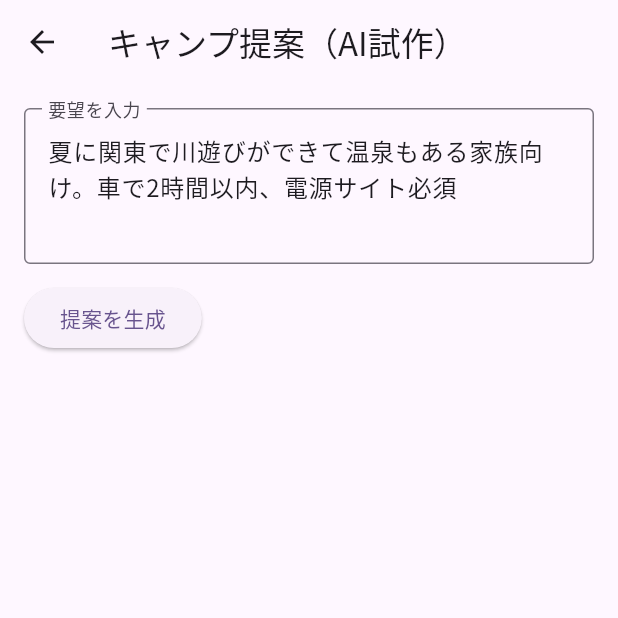
After one commit to anabebe1020/sample_flutter_ai, a Flutter app: the RecommendScreen screen opened directly, after a tap on "提案を生成", on a phone screen of 412 x 824 dp, the top half of it. The commit adds this screen. Run offline on Flutter 3.47's test engine with Material 3 defaults, Android fonts, the phone set to English and light mode, and no system bars; our stand-ins replace firebase_auth, firebase_core, flutter_animate, flutter_dotenv, flutter_hooks, freezed_annotation and 4 more; accounts and stored records are empty; network calls fail.

Commit message:
fix, ai chat

```diff
--- /dev/null
+++ b/lib/features/ai/provider/gemini_provider.dart
@@ -0,0 +1,11 @@
+import 'package:flutter_ai/features/ai/gemini_client.dart';
+import 'package:flutter_dotenv/flutter_dotenv.dart';
+import 'package:hooks_riverpod/hooks_riverpod.dart';
+
+final aiClientProvider = Provider<AiClient>((ref) {
+  final key = dotenv.env['GEMINI_API_KEY'];
+  if (key == null || key.isEmpty) {
+    throw StateError('GEMINI_API_KEY is not set.');
+  }
+  return GeminiClient(apiKey: key);
+});
--- /dev/null
+++ b/lib/features/sample/camp_query.dart
@@ -0,0 +1,22 @@
+import 'package:freezed_annotation/freezed_annotation.dart';
+
+part 'camp_query.freezed.dart';
+part 'camp_query.g.dart';
+
+@freezed
+abstract class CampQuery with _$CampQuery {
+  const factory CampQuery({
+    required String season, // '春', '夏', '秋', '冬'
+    required String region, // '関東', '関西' など
+    @Default(2) int nights,
+    @Default(2) int people,
+    @Default('車') String transport,
+    @Default(2.0) double maxDriveHours, // 自宅からの運転許容時間
+    @Default(<String>[]) List<String> mustHave, // 直火/電源/温泉/川遊び など
+    @Default(<String>[]) List<String> niceToHave,
+    @Default('') String budgetNote,
+  }) = _CampQuery;
+
+  factory CampQuery.fromJson(Map<String, dynamic> json) =>
+      _$CampQueryFromJson(json);
+}
--- /dev/null
+++ b/lib/features/sample/extract_query_usecase.dart
@@ -0,0 +1,46 @@
+import 'dart:convert';
+import 'package:flutter_ai/features/ai/gemini_client.dart';
+import 'package:flutter_ai/features/ai/provider/gemini_provider.dart';
+import 'package:flutter_ai/features/sample/camp_query.dart';
+import 'package:hooks_riverpod/hooks_riverpod.dart';
+
+final extractQueryUsecaseProvider = Provider<ExtractQueryUsecase>((ref) {
+  final ai = ref.watch(aiClientProvider);
+  return ExtractQueryUsecase(ai);
+});
+
+class ExtractQueryUsecase {
+  final AiClient _ai;
+  ExtractQueryUsecase(this._ai);
+
+  static const _system = '''
+あなたは日本のキャンプ計画アシスタントです。ユーザーの自然文の要望から、季節/地域/人数/連泊数/移動手段/運転許容時間/必須条件/あれば嬉しい条件/予算メモ を日本語でJSONに正規化します。余計な文章は出さず、application/json のみ返答してください。
+スキーマ:
+{
+"season": "春|夏|秋|冬|通年",
+"region": "関東|関西|中部|東北|九州|北海道|未指定",
+"nights": number,
+"people": number,
+"transport": "車|公共交通|バイク|未指定",
+"maxDriveHours": number,
+"mustHave": string[],
+"niceToHave": string[],
+"budgetNote": string
+}
+''';
+
+  Future<CampQuery> call(String userUtterance) async {
+    final jsonText = await _ai.generateText(
+      system: _system,
+      user: '要望: $userUtterance\nJSONだけで返してください。',
+    );
+    // 念のためJSON部分を抽出
+    final begin = jsonText.indexOf('{');
+    final end = jsonText.lastIndexOf('}');
+    final jsonStr = (begin >= 0 && end > begin)
+        ? jsonText.substring(begin, end + 1)
+        : '{}';
+    final map = json.decode(jsonStr) as Map<String, dynamic>;
+    return CampQuery.fromJson(map);
+  }
+}
--- /dev/null
+++ b/lib/features/sample/recommend_usecase.dart
@@ -0,0 +1,56 @@
+import 'package:flutter_ai/features/ai/gemini_client.dart';
+import 'package:flutter_ai/features/ai/provider/gemini_provider.dart';
+import 'package:flutter_ai/features/sample/camp_query.dart';
+import 'package:hooks_riverpod/hooks_riverpod.dart';
+
+final recommendUsecaseProvider = Provider<RecommendUsecase>((ref) {
+  final ai = ref.watch(aiClientProvider);
+  return RecommendUsecase(ai);
+});
+
+class RecommendUsecase {
+  final AiClient _ai;
+  RecommendUsecase(this._ai);
+
+  static const _system = '''
+あなたは日本のキャンプコンシェルジュです。ユーザーの条件に合うキャンプ場を3件提案し、各提案に「理由」を付けてください。出力はMarkdownで、以下の見出し構造に従ってください。
+
+
+# 候補一覧
+- 箇条書きでキャンプ場名（仮名可）と位置の概要
+
+
+# 詳細
+## 1. {キャンプ場名}
+- 位置:
+- アクセス:
+- 特徴:
+- 向いている理由:
+- 注意点:
+
+
+## 2. {キャンプ場名}
+...同様
+
+
+## 3. {キャンプ場名}
+...同様
+''';
+
+  Future<String> recommend(CampQuery q) async {
+    final user =
+        '''
+条件:
+- 季節: ${q.season}
+- 地域: ${q.region}
+- 連泊数: ${q.nights}
+- 人数: ${q.people}
+- 交通: ${q.transport}
+- 運転許容時間(時間): ${q.maxDriveHours}
+- 必須: ${q.mustHave.join(', ')}
+- あれば嬉しい: ${q.niceToHave.join(', ')}
+- 予算メモ: ${q.budgetNote}
+''';
+    return _ai.generateText(system: _system, user: user);
+  }
+}
--- /dev/null
+++ b/lib/features/sample/view/recommend_page.dart
@@ -0,0 +1,65 @@
+import 'package:flutter/material.dart';
+import 'package:flutter_ai/features/sample/extract_query_usecase.dart';
+import 'package:flutter_ai/features/sample/recommend_usecase.dart';
+import 'package:flutter_hooks/flutter_hooks.dart';
+import 'package:hooks_riverpod/hooks_riverpod.dart';
+
+class RecommendScreen extends HookConsumerWidget {
+  const RecommendScreen({super.key});
+  @override
+  Widget build(BuildContext context, WidgetRef ref) {
+    final controller = useTextEditingController(
+      text: '夏に関東で川遊びができて温泉もある家族向け。車で2時間以内、電源サイト必須',
+    );
+    final loading = useState(false);
+    final result = useState<String>('');
+
+    Future<void> onRun() async {
+      loading.value = true;
+      try {
+        final extract = ref.read(extractQueryUsecaseProvider);
+        final q = await extract(controller.text);
+        final recommend = ref.read(recommendUsecaseProvider);
+        final md = await recommend.recommend(q);
+        result.value = md;
+      } finally {
+        loading.value = false;
+      }
+    }
+
+    return Scaffold(
+      appBar: AppBar(title: const Text('キャンプ提案（AI試作）')),
+      body: Padding(
+        padding: const EdgeInsets.all(16),
+        child: Column(
+          crossAxisAlignment: CrossAxisAlignment.start,
+          children: [
+            TextField(
+              controller: controller,
+              maxLines: 3,
+              decoration: const InputDecoration(
+                labelText: '要望を入力',
+                border: OutlineInputBorder(),
+              ),
+            ),
+            const SizedBox(height: 12),
+            Row(
+              children: [
+                ElevatedButton(
+                  onPressed: loading.value ? null : onRun,
+                  child: const Text('提案を生成'),
+                ),
+                const SizedBox(width: 12),
+                if (loading.value) const CircularProgressIndicator(),
+              ],
+            ),
+            const SizedBox(height: 16),
+            Expanded(
+              child: SingleChildScrollView(child: SelectableText(result.value)),
+            ),
+          ],
+        ),
+      ),
+    );
+  }
+}
--- a/pubspec.yaml
+++ b/pubspec.yaml
@@ -24,6 +24,7 @@ dependencies:
   google_generative_ai: ^0.4.7
   go_router: ^16.2.1
   hooks_riverpod: ^2.6.1
+  json_annotation: ^4.9.0
 
 dev_dependencies:
   flutter_test:
@@ -32,6 +33,7 @@ dev_dependencies:
   build_runner: ^2.7.0
   flutter_lints: ^5.0.0
   freezed: ^3.2.0
+  json_serializable: ^6.11.0
 
 flutter:
   uses-material-design: true
```
Also changed, not shown: lib/features/ai/gemini_client.dart (added, +73 -0 lines), lib/features/home/view/home_page.dart (+8 -0 lines), lib/features/sample/camp_query.freezed.dart (added), lib/features/sample/camp_query.g.dart (added), pubspec.lock.
